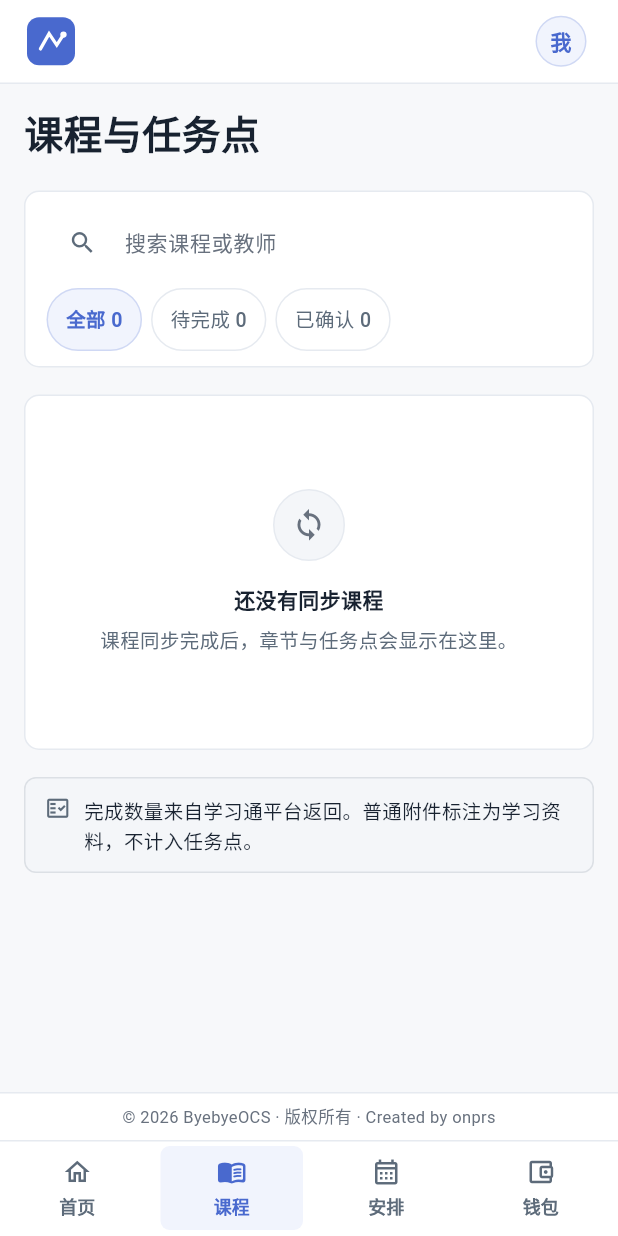
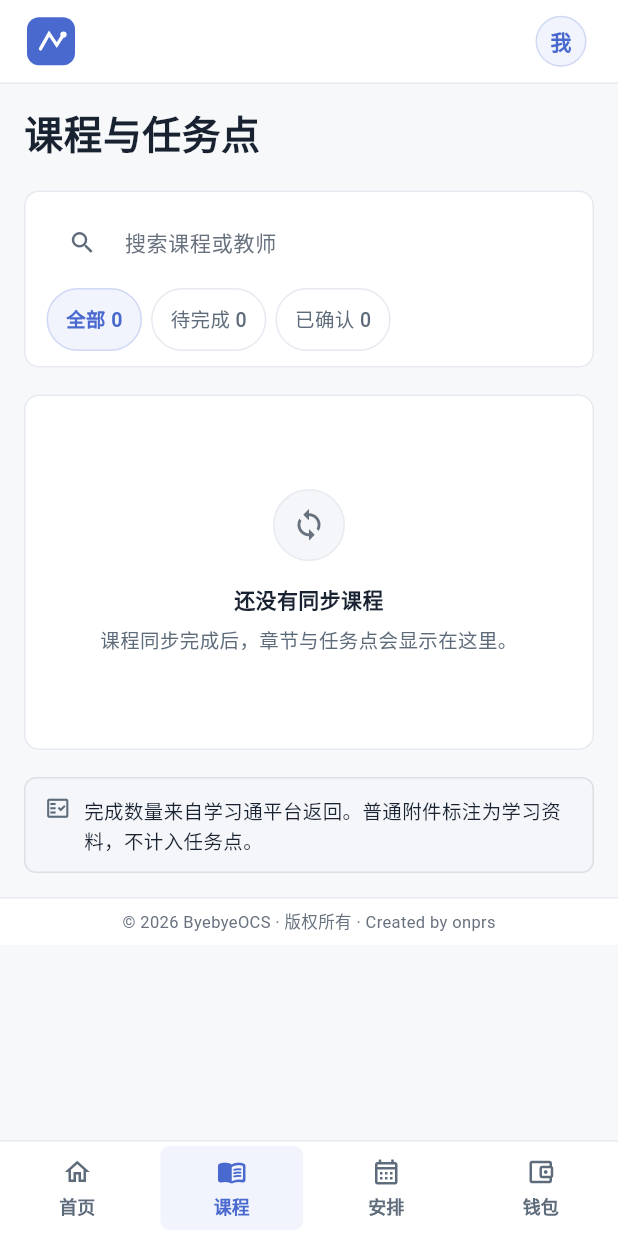
Before and after one commit to onprs/ByebyeOCS, a Flutter app: the CoursesPage screen opened by its route, on a phone screen of 412 x 824 dp. Run offline on Flutter 3.47's test engine with Material 3 defaults, Android fonts, the phone set to English and light mode, and no system bars; our stand-ins replace flutter_riverpod, flutter_secure_storage, go_router, shared_preferences, web; missing offline and left inert: dart:js_interop; accounts and stored records are empty; project files that could hold a hidden picture were left out.

Commit message:
fix: 封面铺满右侧区域并将页脚放回内容末尾

```diff
--- a/apps/client_flutter/lib/design/components.dart
+++ b/apps/client_flutter/lib/design/components.dart
@@ -1157,15 +1157,20 @@ class ResponsiveContent extends StatelessWidget {
     required this.child,
     this.maxWidth = AppMetrics.contentWidth,
     this.padding,
+    this.footer,
   });
 
   final Widget child;
   final double maxWidth;
   final EdgeInsets? padding;
+  final Widget? footer;
 
   @override
   Widget build(BuildContext context) {
-    return Align(
+    return Column(
+      crossAxisAlignment: CrossAxisAlignment.stretch,
+      children: [
+        Align(
           alignment: Alignment.topCenter,
           child: ConstrainedBox(
             constraints: BoxConstraints(maxWidth: maxWidth),
@@ -1178,6 +1183,9 @@ class ResponsiveContent extends StatelessWidget {
               child: child,
             ),
           ),
+        ),
+        if (footer != null) footer!,
+      ],
     );
   }
 }
--- a/apps/client_flutter/lib/features/auth/login_page.dart
+++ b/apps/client_flutter/lib/features/auth/login_page.dart
@@ -55,7 +55,6 @@ class _LoginPageState extends ConsumerState<LoginPage> {
     }
     return Scaffold(
       backgroundColor: colors.background,
-      bottomNavigationBar: const SiteFooter(compact: true),
       body: SafeArea(
         child: LayoutBuilder(
           builder: (context, constraints) {
--- a/apps/client_flutter/lib/features/courses/course_detail_page.dart
+++ b/apps/client_flutter/lib/features/courses/course_detail_page.dart
@@ -31,6 +31,7 @@ class _CourseDetailPageState extends ConsumerState<CourseDetailPage> {
     return SingleChildScrollView(
       padding: EdgeInsets.only(bottom: context.isNarrow ? 12 : 28),
       child: ResponsiveContent(
+        footer: const SiteFooter(),
         child: async.when(
           loading: () => const LoadingList(rows: 3, height: 180),
           error: (error, _) => Column(
--- a/apps/client_flutter/lib/features/courses/courses_page.dart
+++ b/apps/client_flutter/lib/features/courses/courses_page.dart
@@ -65,6 +65,7 @@ class _CoursesPageState extends ConsumerState<CoursesPage> {
       primary: false,
       padding: EdgeInsets.only(bottom: context.isNarrow ? 12 : 28),
       child: ResponsiveContent(
+        footer: const SiteFooter(),
         child: Column(
           crossAxisAlignment: CrossAxisAlignment.stretch,
           children: [
--- a/apps/client_flutter/lib/features/home/home_page.dart
+++ b/apps/client_flutter/lib/features/home/home_page.dart
@@ -84,6 +84,7 @@ class HomePage extends ConsumerWidget {
         primary: false,
         physics: const AlwaysScrollableScrollPhysics(),
         child: ResponsiveContent(
+          footer: const SiteFooter(),
           child: Column(
             crossAxisAlignment: CrossAxisAlignment.stretch,
             children: [
@@ -594,7 +595,7 @@ class _LearningOverview extends StatelessWidget {
                 seed: course?.id ?? 'empty',
                 height: 170,
                 background: false,
-                fit: BoxFit.contain,
+                fit: BoxFit.cover,
               ),
               content,
             ],
@@ -609,8 +610,9 @@ class _LearningOverview extends StatelessWidget {
               child: CourseCover(
                 path: course?.coverUrl,
                 seed: course?.id ?? 'empty',
-                height: 280,
+                height: AppMetrics.courseCardHeight,
                 background: false,
+                fit: BoxFit.cover,
               ),
             ),
           ],
--- a/apps/client_flutter/lib/features/plans/plans_page.dart
+++ b/apps/client_flutter/lib/features/plans/plans_page.dart
@@ -49,6 +49,7 @@ class _PlansPageState extends ConsumerState<PlansPage> {
       primary: false,
       padding: EdgeInsets.only(bottom: context.isNarrow ? 12 : 28),
       child: ResponsiveContent(
+        footer: const SiteFooter(),
         child: Column(
           crossAxisAlignment: CrossAxisAlignment.stretch,
           children: [
--- a/apps/client_flutter/lib/features/settings/settings_page.dart
+++ b/apps/client_flutter/lib/features/settings/settings_page.dart
@@ -41,6 +41,7 @@ class _SettingsPageState extends ConsumerState<SettingsPage> {
       controller: scroll,
       primary: false,
       child: ResponsiveContent(
+        footer: const SiteFooter(),
         maxWidth: 960,
         child:
             Column(crossAxisAlignment: CrossAxisAlignment.stretch, children: [
--- a/apps/client_flutter/lib/features/shell/app_shell.dart
+++ b/apps/client_flutter/lib/features/shell/app_shell.dart
@@ -118,7 +118,6 @@ class _AppShellState extends ConsumerState<AppShell>
                 ),
               ),
             ),
-            SiteFooter(compact: narrow),
             if (narrow)
               _BottomNavigation(
                 destinations: _destinations,
--- a/apps/client_flutter/lib/features/wallet/wallet_page.dart
+++ b/apps/client_flutter/lib/features/wallet/wallet_page.dart
@@ -120,6 +120,7 @@ class _WalletPageState extends ConsumerState<WalletPage> {
                 padding: EdgeInsets.symmetric(horizontal: inset),
                 sliver: _buildLedgerSection(context, data),
               ),
+              const SliverToBoxAdapter(child: SiteFooter()),
             ],
           ),
         );
```
Also changed, not shown: 1 other file. Lines whose indentation alone changed are shown as unchanged.
